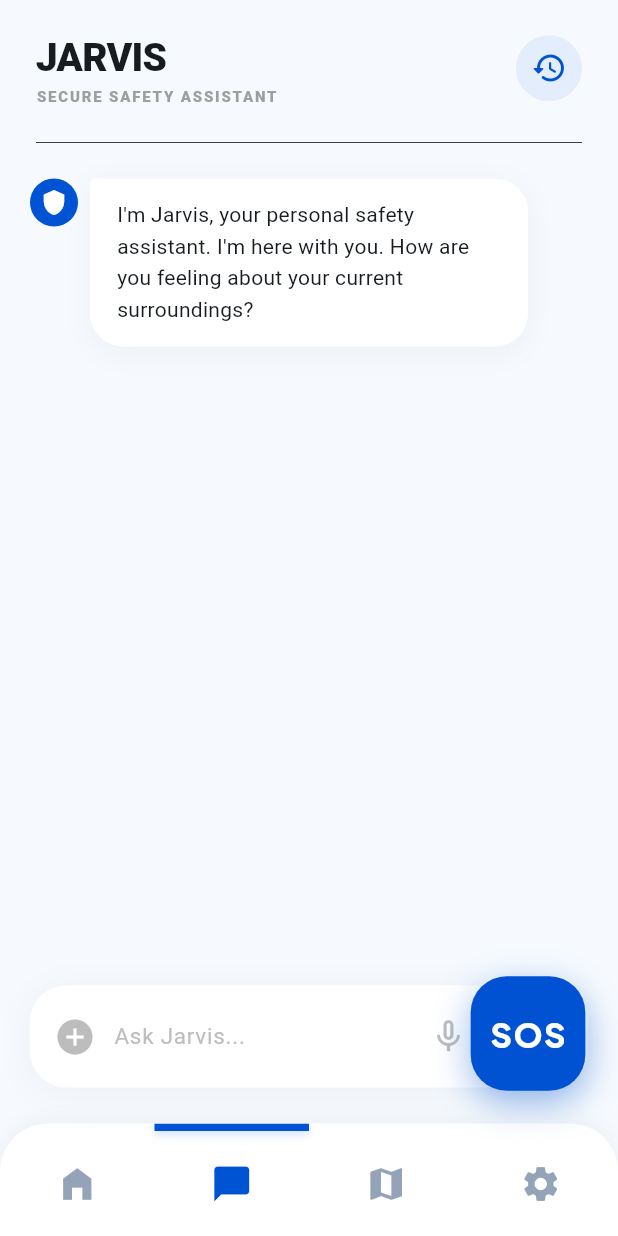
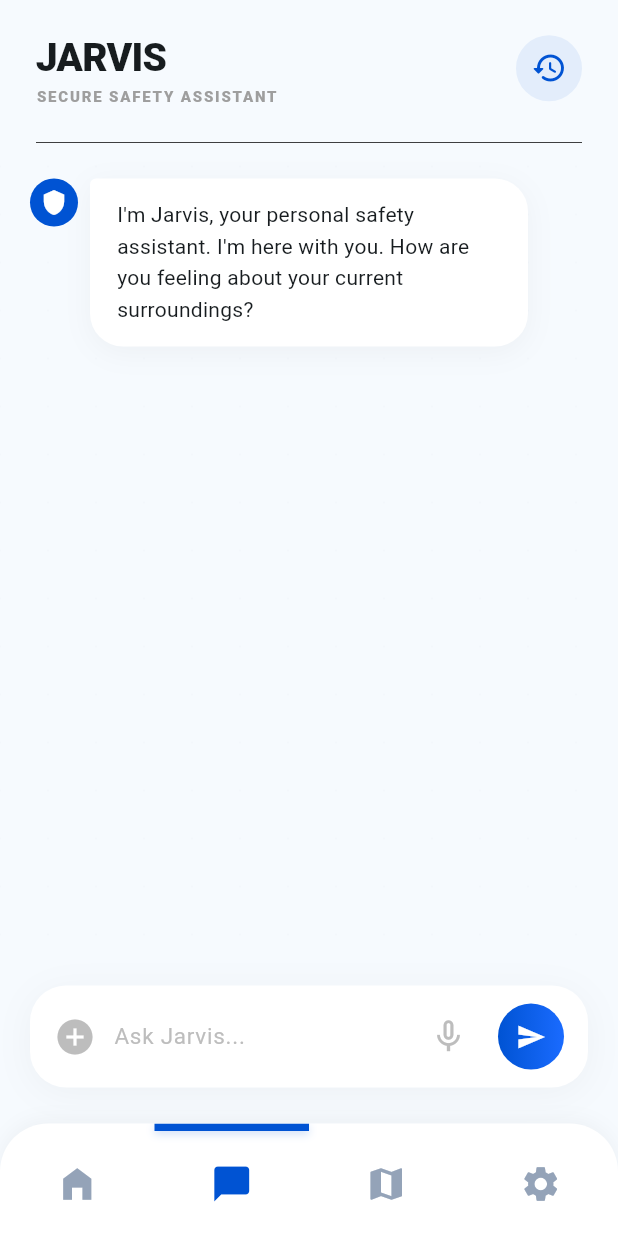
Before and after one commit to Atharvanair09/Kavaach, a Flutter app: the HomeScreen screen opened directly, after a tap on the "chat bubble" icon, on a phone screen of 412 x 824 dp. Run offline on Flutter 3.47's test engine with Material 3 defaults, Android fonts, the phone set to English and light mode, and no system bars; our stand-ins replace audioplayers, cloud_firestore, firebase_core, flutter_contacts, flutter_dotenv, geolocator and 6 more; missing offline and left inert: shake; accounts and stored records are empty; network calls fail; Roboto replaces fonts that are missing (Rockwell).

Commit message:
version 13.1.0

```diff
--- a/mobile/lib/screens/home/home_screen.dart
+++ b/mobile/lib/screens/home/home_screen.dart
@@ -54,10 +54,12 @@
             selected: journey.navIndex,
             onTap: (i) => journey.setNavIndex(i),
           ),
-          floatingActionButton: const Padding(
-            padding: EdgeInsets.only(bottom: 0),
-            child: SOSFloatingButton(),
-          ),
+          floatingActionButton: journey.navIndex == 0
+            ? const Padding(
+                padding: EdgeInsets.only(bottom: 0),
+                child: SOSFloatingButton(),
+              )
+            : null,
           floatingActionButtonLocation: FloatingActionButtonLocation.endFloat,
         );
 
--- a/mobile/lib/widgets/sos_floating_button.dart
+++ b/mobile/lib/widgets/sos_floating_button.dart
@@ -22,6 +22,8 @@
   Timer? _pressTimer;
   Timer? _sosTimer;
   int _secondsElapsed = 0;
+  int _lastInteractionTime = 0;
+  bool _isMinimized = false;
 
   late AnimationController _pulseController;
 
@@ -87,7 +89,9 @@
     setState(() {
       _isPressing = false;
       _isSOSActive = true;
+      _isMinimized = false;
       _secondsElapsed = 0;
+      _lastInteractionTime = 0;
     });
 
     _startSOSTimer();
@@ -114,6 +118,9 @@
       if (!mounted) return;
       setState(() {
         _secondsElapsed++;
+        if (_isSOSActive && !_isMinimized && (_secondsElapsed - _lastInteractionTime) >= 5) {
+          _isMinimized = true;
+        }
       });
     });
   }
@@ -122,7 +129,9 @@
     _sosTimer?.cancel();
     setState(() {
       _isSOSActive = false;
+      _isMinimized = false;
       _secondsElapsed = 0;
+      _lastInteractionTime = 0;
     });
   }
 
@@ -168,21 +177,46 @@
     const double size = 76.0;
     const double outerSize = 88.0;
 
-    return GestureDetector(
+    // Failsafe for Flutter Hot-Reload: actively running timers keep old closures in memory
+    // This ensures that even if you're running on an old timer, the new minimization logic fires.
+    if (_isSOSActive && !_isMinimized && (_secondsElapsed - _lastInteractionTime) >= 5) {
+      WidgetsBinding.instance.addPostFrameCallback((_) {
+        if (mounted && _isSOSActive && !_isMinimized) {
+          setState(() {
+            _isMinimized = true;
+          });
+        }
+      });
+    }
+
+    return Transform.translate(
+      offset: Offset(_isMinimized ? 10 : 0, 0),
+      child: GestureDetector(
         onLongPressStart: _onLongPressStart,
       onLongPressEnd: _onLongPressEnd,
       onTap: () {
         if (_isSOSActive) {
+          _lastInteractionTime = _secondsElapsed; // Register interaction
+          if (_isMinimized) {
+            setState(() {
+              _isMinimized = false;
+            });
+            HapticFeedback.lightImpact();
+          } else {
             _showStopSOSConfirmation();
+          }
         } else {
           HapticFeedback.lightImpact();
         }
       },
-      child: Container(
-        width: outerSize,
-        height: outerSize,
+      child: AnimatedContainer(
+        duration: const Duration(milliseconds: 300),
+        curve: Curves.easeInOut,
+        width: _isMinimized ? 60.0 : outerSize,
+        height: _isMinimized ? 80.0 : outerSize,
+        color: Colors.transparent, // Ensure the entire 60px width is tappable
         child: Stack(
-          alignment: Alignment.center,
+          alignment: _isMinimized ? Alignment.centerRight : Alignment.center,
           children: [
             // Rounded Rectangle Progress Ring
             if (_isPressing)
@@ -197,31 +231,28 @@
               ),
 
             // Button Body
-            ScaleTransition(
-              scale: _isPressing
-                ? const AlwaysStoppedAnimation(0.95)
-                : Tween<double>(begin: 1.0, end: 1.05).animate(
-                    CurvedAnimation(parent: _pulseController, curve: Curves.easeInOut),
-                  ),
-              child: AnimatedContainer(
+            AnimatedContainer(
               duration: const Duration(milliseconds: 300),
-                width: size,
-                height: size,
+              width: _isMinimized ? 12.0 : size,
+              height: _isMinimized ? 80.0 : size,
               decoration: BoxDecoration(
                 color: _isSOSActive ? const Color(0xFFEF4444) : const Color(0xFF0052D3),
-                  borderRadius: BorderRadius.circular(24),
+                borderRadius: BorderRadius.circular(_isMinimized ? 6 : 24),
                 boxShadow: [
                   BoxShadow(
                     color: (_isSOSActive ? const Color(0xFFEF4444) : const Color(0xFF0052D3)).withOpacity(0.4),
-                      blurRadius: 20,
+                    blurRadius: _isMinimized ? 10 : 20,
                     offset: const Offset(0, 8),
                   ),
                 ],
               ),
               child: Center(
+                child: SingleChildScrollView(
+                  physics: const NeverScrollableScrollPhysics(),
                   child: Column(
                     mainAxisAlignment: MainAxisAlignment.center,
                     children: [
+                      if (!_isMinimized) ...[
                         if (_isSOSActive) ...[
                           const Icon(Icons.emergency_share, color: Colors.white, size: 20),
                           const SizedBox(height: 2),
@@ -245,11 +276,13 @@
                           ),
                         ],
                       ],
+                    ],
                   ),
                 ),
               ),
             ),
           ],
+        ),
       ),
     ),
   );
```
Also changed, not shown: 2 other files. Lines whose indentation alone changed are shown as unchanged.
